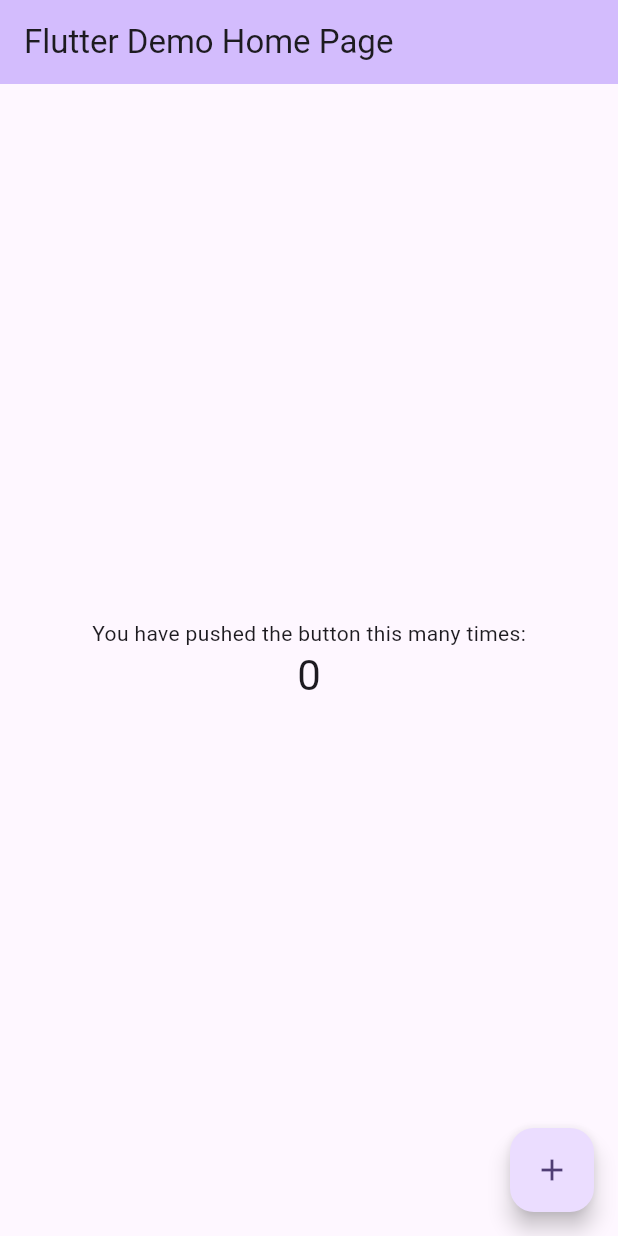
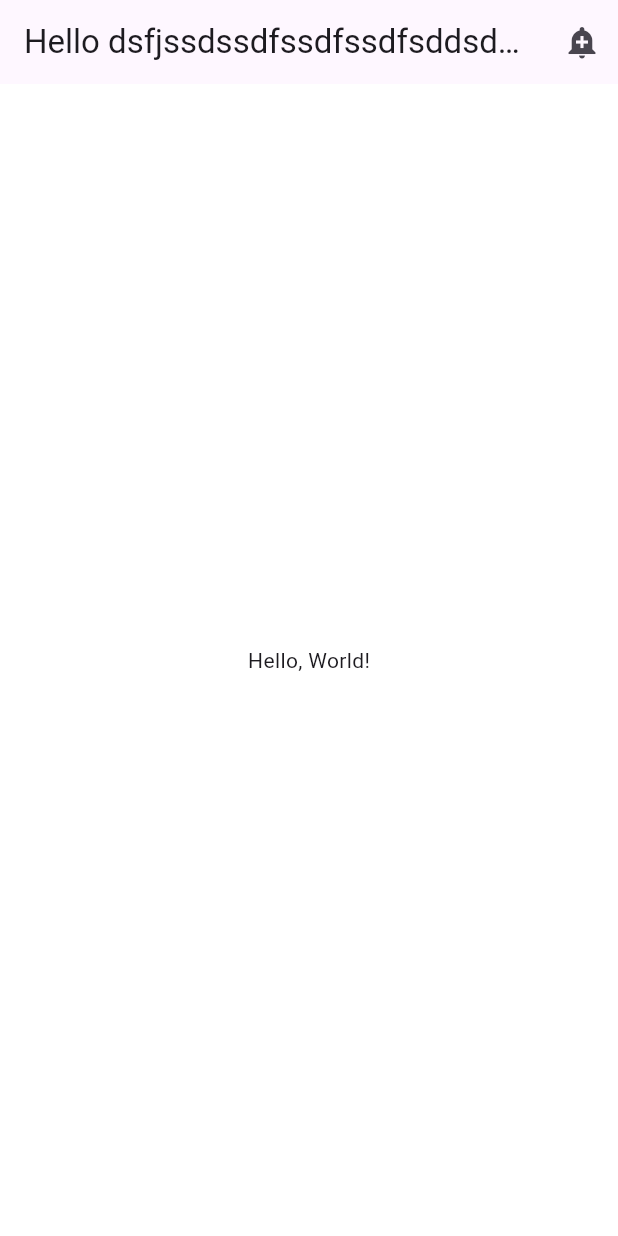
Before and after one commit to ALMESHARI/modawan, a Flutter app: the screen it shows after launch, on a phone screen of 412 x 824 dp. Run offline on Flutter 3.47's test engine with Material 3 defaults, Android fonts, the phone set to English and light mode, and no system bars; our stand-ins replace flutter_dotenv, supabase_flutter; accounts and stored records are empty.

```diff
--- a/lib/main.dart
+++ b/lib/main.dart
@@ -1,8 +1,19 @@
 import 'package:flutter/material.dart';
+import 'package:supabase_flutter/supabase_flutter.dart';
+import 'package:flutter_dotenv/flutter_dotenv.dart';
 
-void main() {
-  runApp(const MyApp());
+Future<void> main() async {
+  await dotenv.load(fileName: ".env");
+  await Supabase.initialize(
+    debug: true,
+    url: dotenv.env['SUPABASE_URL']!,
+    anonKey: dotenv.env['SUPABASE_ANON_KEY']!,
+  );
+  runApp(MyApp());
 }
+
+// Get a reference your Supabase client
+final supabase = Supabase.instance.client;
 
 class MyApp extends StatelessWidget {
   const MyApp({super.key});
@@ -12,114 +23,40 @@ class MyApp extends StatelessWidget {
   Widget build(BuildContext context) {
     return MaterialApp(
       title: 'Flutter Demo',
-      theme: ThemeData(
-        // This is the theme of your application.
-        //
-        // TRY THIS: Try running your application with "flutter run". You'll see
-        // the application has a purple toolbar. Then, without quitting the app,
-        // try changing the seedColor in the colorScheme below to Colors.green
-        // and then invoke "hot reload" (save your changes or press the "hot
-        // reload" button in a Flutter-supported IDE, or press "r" if you used
-        // the command line to start the app).
-        //
-        // Notice that the counter didn't reset back to zero; the application
-        // state is not lost during the reload. To reset the state, use hot
-        // restart instead.
-        //
-        // This works for code too, not just values: Most code changes can be
-        // tested with just a hot reload.
-        colorScheme: ColorScheme.fromSeed(seedColor: Colors.deepPurple),
-        useMaterial3: true,
+      home: Scaffold(
+        body: const MyHomePage(),
+        appBar: AppBar(
+          actions: [
+            IconButton(
+              icon: const Icon(Icons.add_alert),
+              onPressed: () async {
+                final data = await supabase.from('Blogs').select('id');
+                print(data);
+
+                // show a dialog that ask the user to enter his name
+              },
+            ),
+          ],
+          title: const Text('Hello dsfjssdssdfssdfssdfsddsdfsld'),
+        ),
       ),
-      home: const MyHomePage(title: 'Flutter Demo Home Page'),
     );
   }
 }
 
-class MyHomePage extends StatefulWidget {
-  const MyHomePage({super.key, required this.title});
-
-  // This widget is the home page of your application. It is stateful, meaning
-  // that it has a State object (defined below) that contains fields that affect
-  // how it looks.
-
-  // This class is the configuration for the state. It holds the values (in this
-  // case the title) provided by the parent (in this case the App widget) and
-  // used by the build method of the State. Fields in a Widget subclass are
-  // always marked "final".
-
-  final String title;
-
-  @override
-  State<MyHomePage> createState() => _MyHomePageState();
-}
-
-class _MyHomePageState extends State<MyHomePage> {
-  int _counter = 0;
-
-  void _incrementCounter() {
-    setState(() {
-      // This call to setState tells the Flutter framework that something has
-      // changed in this State, which causes it to rerun the build method below
-      // so that the display can reflect the updated values. If we changed
-      // _counter without calling setState(), then the build method would not be
-      // called again, and so nothing would appear to happen.
-      _counter++;
-    });
-  }
+class MyHomePage extends StatelessWidget {
+  const MyHomePage({super.key});
 
   @override
   Widget build(BuildContext context) {
-    // This method is rerun every time setState is called, for instance as done
-    // by the _incrementCounter method above.
-    //
-    // The Flutter framework has been optimized to make rerunning build methods
-    // fast, so that you can just rebuild anything that needs updating rather
-    // than having to individually change instances of widgets.
-    return Scaffold(
-      appBar: AppBar(
-        // TRY THIS: Try changing the color here to a specific color (to
-        // Colors.amber, perhaps?) and trigger a hot reload to see the AppBar
-        // change color while the other colors stay the same.
-        backgroundColor: Theme.of(context).colorScheme.inversePrimary,
-        // Here we take the value from the MyHomePage object that was created by
-        // the App.build method, and use it to set our appbar title.
-        title: Text(widget.title),
-      ),
-      body: Center(
-        // Center is a layout widget. It takes a single child and positions it
-        // in the middle of the parent.
-        child: Column(
-          // Column is also a layout widget. It takes a list of children and
-          // arranges them vertically. By default, it sizes itself to fit its
-          // children horizontally, and tries to be as tall as its parent.
-          //
-          // Column has various properties to control how it sizes itself and
-          // how it positions its children. Here we use mainAxisAlignment to
-          // center the children vertically; the main axis here is the vertical
-          // axis because Columns are vertical (the cross axis would be
-          // horizontal).
-          //
-          // TRY THIS: Invoke "debug painting" (choose the "Toggle Debug Paint"
-          // action in the IDE, or press "p" in the console), to see the
-          // wireframe for each widget.
-          mainAxisAlignment: MainAxisAlignment.center,
-          children: <Widget>[
-            const Text(
-              'You have pushed the button this many times:',
-            ),
-            Text(
-              '$_counter',
-              style: Theme.of(context).textTheme.headlineMedium,
-            ),
-          ],
+    return Container(
+      color: const Color.fromARGB(255, 255, 255, 255),
+      child: const Center(
+        child: Text(
+          'Hello, World!',
+          textDirection: TextDirection.ltr,
         ),
       ),
-      floatingActionButton: FloatingActionButton(
-        onPressed: _incrementCounter,
-        tooltip: 'Increment',
-        child: const Icon(Icons.add),
-      ), // This trailing comma makes auto-formatting nicer for build methods.
     );
   }
 }
--- a/pubspec.yaml
+++ b/pubspec.yaml
@@ -35,6 +35,8 @@ dependencies:
   # The following adds the Cupertino Icons font to your application.
   # Use with the CupertinoIcons class for iOS style icons.
   cupertino_icons: ^1.0.6
+  supabase_flutter: ^2.5.1
+  flutter_dotenv: ^5.1.0
 
 dev_dependencies:
   flutter_test:
@@ -59,7 +61,8 @@ flutter:
   uses-material-design: true
 
   # To add assets to your application, add an assets section, like this:
-  # assets:
+  assets:
+    - .env
   #   - images/a_dot_burr.jpeg
   #   - images/a_dot_ham.jpeg
 
```
Also changed, not shown: pubspec.lock, 7 other files.
